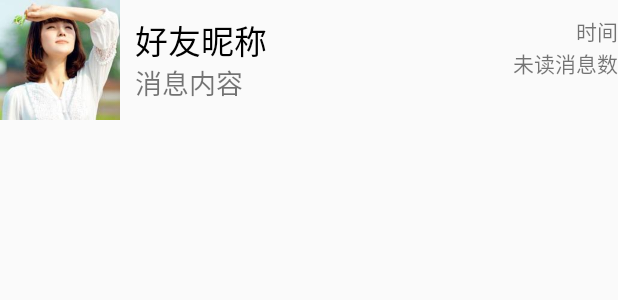
After one commit to 18210420130/WeChat, an Android app: the layout item_message_list.xml on its own in the app's theme, with its tools: preview values and no code run, on a phone screen of 412 x 824 dp. The commit adds this screen. Shown: the top 300 px of the screen. Run offline under Robolectric (Android 15) with nearby library versions, the phone set to English and light mode, and no system bars.

Commit message:
--third commit

```diff
--- a/app/build.gradle
+++ b/app/build.gradle
@@ -35,5 +35,6 @@ dependencies {
     testCompile 'junit:junit:4.12'
     compile files('libs/hyphenatechat_3.2.2.jar')
     compile 'com.android.support:recyclerview-v7:24.2.1'
+    compile 'com.tubb.smrv:swipemenu-recyclerview:3.0.2'
 
 }
--- a/app/src/main/java/com/ccjy/wechat/activity/BaseActivity.java
+++ b/app/src/main/java/com/ccjy/wechat/activity/BaseActivity.java
@@ -71,4 +71,6 @@ public class BaseActivity extends AppCompatActivity {
 
 
 
+
+
         }
--- a/app/src/main/java/com/ccjy/wechat/activity/LoginActivity.java
+++ b/app/src/main/java/com/ccjy/wechat/activity/LoginActivity.java
@@ -95,7 +95,7 @@ public class LoginActivity extends BaseActivity implements View.OnClickListener
         switch (reCode) {
             case 0:
                 login(user, pass);
-                Toast.makeText(this, "登录成功", Toast.LENGTH_SHORT);
+                Toast.makeText(this, "登录成功", Toast.LENGTH_SHORT).show();
                 break;
            default:
                errorToast(reCode);
--- /dev/null
+++ b/app/src/main/res/layout/item_message_list.xml
@@ -0,0 +1,59 @@
+<?xml version="1.0" encoding="utf-8"?>
+<LinearLayout xmlns:android="http://schemas.android.com/apk/res/android"
+    android:orientation="vertical"
+    android:layout_width="match_parent"
+    android:layout_height="match_parent">
+
+    <LinearLayout
+        android:layout_width="match_parent"
+        android:layout_height="wrap_content"
+        android:orientation="horizontal"
+        android:gravity="center_vertical">
+
+
+    <ImageView
+        android:id="@+id/item_message_list_icon"
+        android:layout_width="@dimen/item_icon"
+        android:layout_height="@dimen/item_icon"
+        android:src="@drawable/touxiang"/>
+        <RelativeLayout
+            android:id="@+id/item_message_layout"
+            android:layout_width="wrap_content"
+            android:layout_height="wrap_content"
+            android:layout_marginLeft="@dimen/icon_layout_margin_left">
+            <TextView
+                android:id="@+id/item_message_list_userName"
+                android:layout_width="wrap_content"
+                android:layout_height="@dimen/item_content_height"
+                android:text="好友昵称"
+                android:textSize="@dimen/item_username_size"
+                android:gravity="center"
+                android:textColor="#000000"/>
+
+            <TextView
+                android:layout_below="@+id/item_message_list_userName"
+                android:id="@+id/item_message_list_content"
+                android:layout_width="wrap_content"
+                android:layout_height="@dimen/item_content_height"
+                android:text="消息内容"
+                android:textSize="@dimen/item_content_size"
+                android:gravity="center"/>
+            <TextView
+                android:id="@+id/item_message_list_sendTime"
+               android:layout_alignParentRight="true"
+                android:layout_width="wrap_content"
+                android:layout_height="wrap_content"
+                android:text="时间"/>
+            <TextView
+                android:id="@+id/item_message_list_unread"
+                android:layout_width="wrap_content"
+                android:layout_height="wrap_content"
+                android:text="未读消息数"
+                android:layout_alignParentRight="true"
+                android:layout_below="@+id/item_message_list_sendTime"/>
+
+        </RelativeLayout>
+
+    </LinearLayout>
+
+</LinearLayout>
--- a/app/src/main/res/values/dimens.xml
+++ b/app/src/main/res/values/dimens.xml
@@ -2,4 +2,15 @@
     <!-- Default screen margins, per the Android Design guidelines. -->
     <dimen name="activity_horizontal_margin">16dp</dimen>
     <dimen name="activity_vertical_margin">16dp</dimen>
+
+
+    <!--消息列表的item -->
+    <dimen name="icon_layout_margin_left">10dp</dimen>
+    <dimen name="item_icon">80dp</dimen>
+    <dimen name="item_content_height">30dp</dimen>
+
+    <dimen name="item_username_size">22sp</dimen>
+    <dimen name="item_content_size">18sp</dimen>
+
+
 </resources>
```
Also changed, not shown: app/src/main/java/com/ccjy/wechat/adpater/MessageListAdpater.java (+92 -7 lines).
